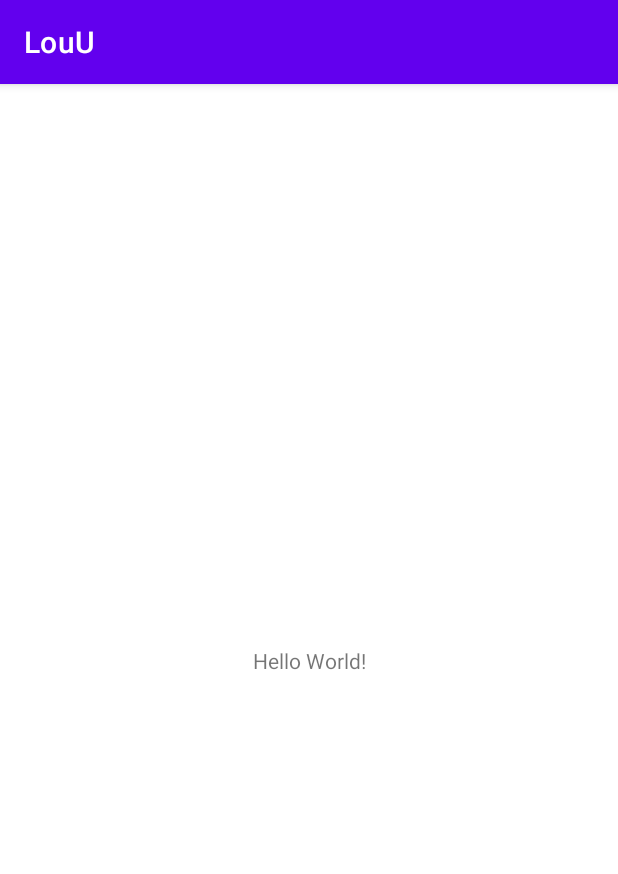
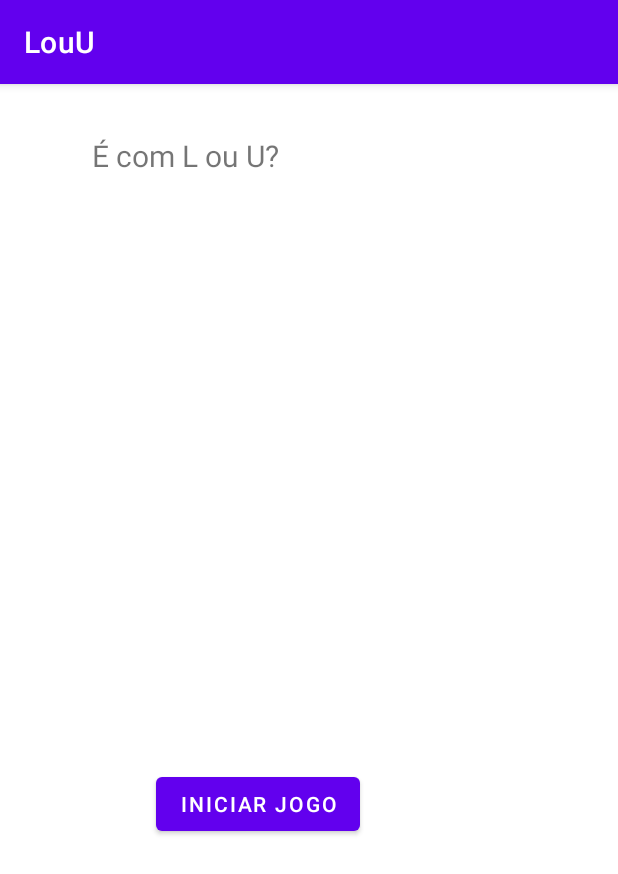
Before and after one commit to FerreirasAndre/AppLouU, an Android app: the screen it shows after launch (MainActivity), on a phone screen of 412 x 824 dp. Shown: the top 874 px of the screen. Run offline under Robolectric (Android 15) with nearby library versions, the phone set to English and light mode, and no system bars.

Commit message:
Add lib Gson

```diff
--- a/app/build.gradle
+++ b/app/build.gradle
@@ -1,5 +1,6 @@
 plugins {
     id 'com.android.application'
+    id 'org.jetbrains.kotlin.android'
 }
 
 android {
@@ -36,4 +37,6 @@ dependencies {
     testImplementation 'junit:junit:4.13.2'
     androidTestImplementation 'androidx.test.ext:junit:1.1.5'
     androidTestImplementation 'androidx.test.espresso:espresso-core:3.5.1'
+    implementation 'com.google.code.gson:gson:2.10.1'
+
 }
--- a/app/src/main/AndroidManifest.xml
+++ b/app/src/main/AndroidManifest.xml
@@ -12,6 +12,9 @@
         android:theme="@style/Theme.LouU"
         tools:targetApi="31">
         <activity
+            android:name=".Fase1_Activity"
+            android:exported="false" />
+        <activity
             android:name=".MainActivity"
             android:exported="true">
             <intent-filter>
--- /dev/null
+++ b/app/src/main/java/com/app/louu/Fase1.java
@@ -0,0 +1,10 @@
+package com.app.louu;
+import android.util.Log;
+
+public class Fase1 extends InitApp {
+   public void jogo(){
+      String fase1 = "fase 1";
+     Log.d("Fase1", fase1);
+
+   }
+}
--- /dev/null
+++ b/app/src/main/java/com/app/louu/InitApp.java
@@ -0,0 +1,14 @@
+package com.app.louu;
+import java.util.ArrayList;
+
+abstract public class InitApp {
+    private ArrayList<String> palavras = new ArrayList();
+
+    public ArrayList<String> getPalavras() {
+        return palavras;
+    }
+
+    public void setPalavras(ArrayList<String> palavras) {
+        this.palavras = palavras;
+    }
+}
--- a/app/src/main/java/com/app/louu/MainActivity.java
+++ b/app/src/main/java/com/app/louu/MainActivity.java
@@ -2,13 +2,25 @@ package com.app.louu;
 
 import androidx.appcompat.app.AppCompatActivity;
 
+import android.content.Intent;
 import android.os.Bundle;
+import android.util.Log;
+import android.view.View;
 
 public class MainActivity extends AppCompatActivity {
 
-    @Override
+       @Override
     protected void onCreate(Bundle savedInstanceState) {
         super.onCreate(savedInstanceState);
         setContentView(R.layout.activity_main);
+        Fase1 fase1 = new Fase1();
+        fase1.jogo();
+    }
+
+    public void StartGame (View v){
+        //Cria uma nova intent (Intenção!!!) para iniciar a activity (Tela) Fase1_Activity
+        Intent Start = new Intent(this, Fase1_Activity.class);
+        startActivity(Start);
+        Log.d("nova fase", "nova fase");
     }
 }
--- a/app/src/main/res/layout/activity_main.xml
+++ b/app/src/main/res/layout/activity_main.xml
@@ -7,12 +7,25 @@
     tools:context=".MainActivity">
 
     <TextView
+        android:id="@+id/textView"
         android:layout_width="wrap_content"
         android:layout_height="wrap_content"
-        android:text="Hello World!"
-        app:layout_constraintBottom_toBottomOf="parent"
-        app:layout_constraintEnd_toEndOf="parent"
+        android:layout_marginStart="61dp"
+        android:layout_marginTop="34dp"
+        android:text="É com L ou U?"
+        android:textSize="20sp"
         app:layout_constraintStart_toStartOf="parent"
         app:layout_constraintTop_toTopOf="parent" />
 
+    <Button
+        android:id="@+id/bt_start"
+        android:layout_width="wrap_content"
+        android:layout_height="wrap_content"
+        android:layout_marginEnd="172dp"
+        android:layout_marginBottom="264dp"
+        android:onClick="StartGame"
+        android:text="Iniciar jogo"
+        app:layout_constraintBottom_toBottomOf="parent"
+        app:layout_constraintEnd_toEndOf="parent" />
+
 </androidx.constraintlayout.widget.ConstraintLayout>
--- a/build.gradle
+++ b/build.gradle
@@ -2,4 +2,5 @@
 plugins {
     id 'com.android.application' version '7.4.1' apply false
     id 'com.android.library' version '7.4.1' apply false
+    id 'org.jetbrains.kotlin.android' version '1.8.0' apply false
 }
```
Also changed, not shown: app/src/main/java/com/app/louu/Fase1_Activity.java (added, +14 -0 lines), app/src/main/res/layout/activity_fase1.xml (added, +17 -0 lines).
